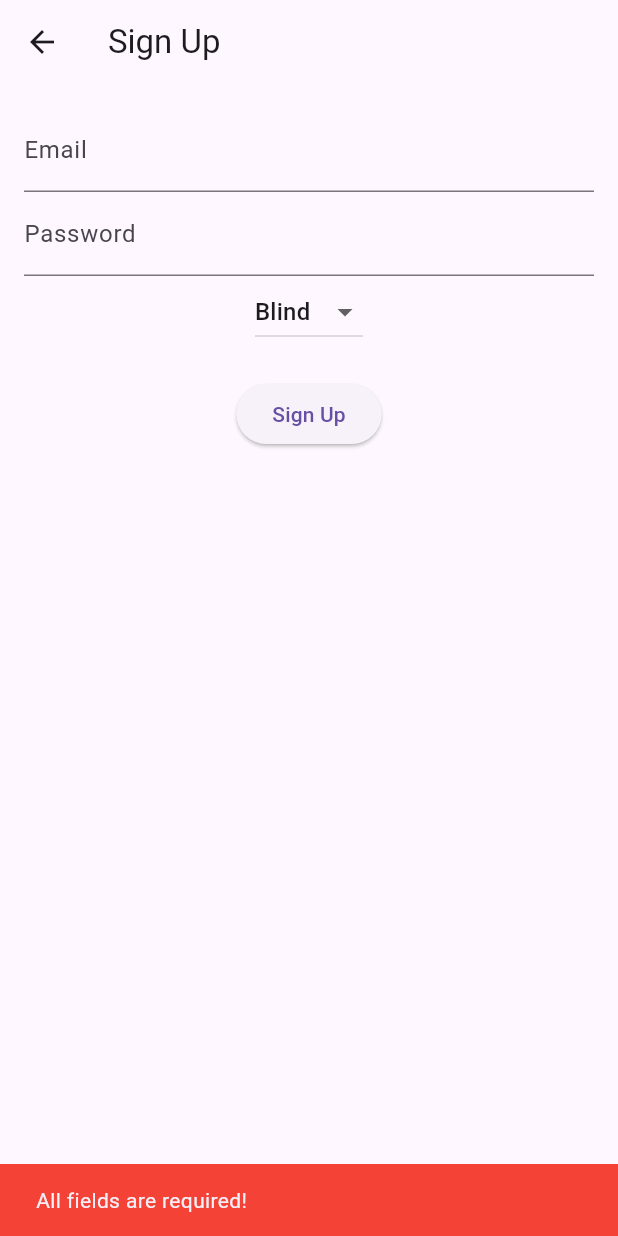
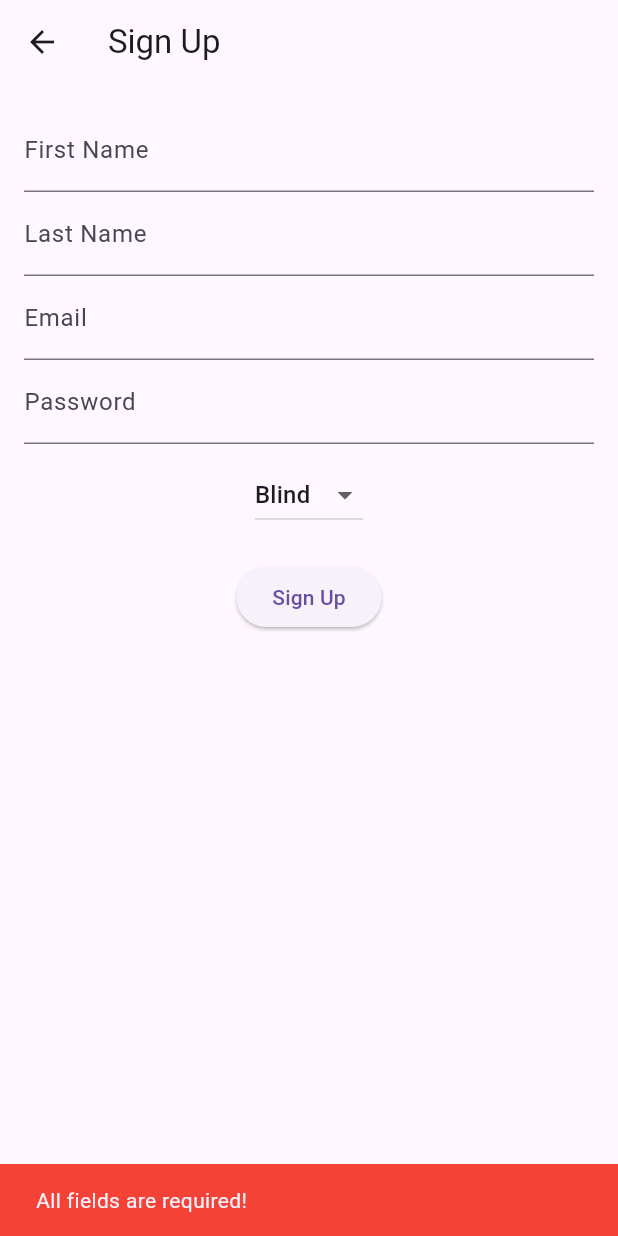
Before and after one commit to PatilAntariksh/Mind-For-The-Blind, a Flutter app: the SignUpPage screen opened by its route, after a tap on "Sign Up", on a phone screen of 412 x 824 dp. Run offline on Flutter 3.47's test engine with Material 3 defaults, Android fonts, the phone set to English and light mode, and no system bars; our stand-ins replace cloud_firestore, firebase_auth, firebase_core; accounts and stored records are empty.

Commit message:
updating signup page stable

```diff
--- a/lib/screens/signup_page.dart
+++ b/lib/screens/signup_page.dart
@@ -3,29 +3,31 @@ import 'package:firebase_auth/firebase_auth.dart';
 import 'package:cloud_firestore/cloud_firestore.dart';
 
 class SignUpPage extends StatefulWidget {
-  const SignUpPage({Key? key}) : super(key: key);
+  const SignUpPage({super.key});
 
   @override
   State<SignUpPage> createState() => _SignUpPageState();
 }
 
 class _SignUpPageState extends State<SignUpPage> {
-
   final FirebaseAuth _auth = FirebaseAuth.instance;
   final FirebaseFirestore _firestore = FirebaseFirestore.instance;
 
+  final TextEditingController firstNameController = TextEditingController();
+  final TextEditingController lastNameController = TextEditingController();
   final TextEditingController emailController = TextEditingController();
   final TextEditingController passwordController = TextEditingController();
+  String selectedUserType = "Blind"; // Default user type
 
-
-  String selectedUserType = "Blind";
   bool isLoading = false;
 
   Future<void> _registerUser() async {
+    String firstName = firstNameController.text.trim();
+    String lastName = lastNameController.text.trim();
     String email = emailController.text.trim();
     String password = passwordController.text.trim();
 
-    if (email.isEmpty || password.isEmpty) {
+    if (firstName.isEmpty || lastName.isEmpty || email.isEmpty || password.isEmpty) {
       _showMessage("All fields are required!", Colors.red);
       return;
     }
@@ -35,13 +37,14 @@ class _SignUpPageState extends State<SignUpPage> {
     });
 
     try {
-
       UserCredential userCredential = await _auth.createUserWithEmailAndPassword(
         email: email,
         password: password,
       );
 
       await _firestore.collection("users").doc(userCredential.user!.uid).set({
+        "firstName": firstName,
+        "lastName": lastName,
         "email": email,
         "password": password,
         "userType": selectedUserType,
@@ -49,9 +52,10 @@ class _SignUpPageState extends State<SignUpPage> {
       });
 
       if (!mounted) return;
+
       _showMessage("User Registered Successfully! Redirecting...", Colors.green);
+
       Navigator.pushReplacementNamed(context, '/login');
-
     } on FirebaseAuthException catch (e) {
       _showMessage("Error: ${e.message}", Colors.red);
     }
@@ -60,7 +64,6 @@ class _SignUpPageState extends State<SignUpPage> {
       isLoading = false;
     });
   }
-
 
   void _showMessage(String message, Color color) {
     ScaffoldMessenger.of(context).showSnackBar(
@@ -76,27 +79,17 @@ class _SignUpPageState extends State<SignUpPage> {
         padding: const EdgeInsets.all(16.0),
         child: Column(
           children: [
+            TextField(controller: firstNameController, decoration: const InputDecoration(labelText: "First Name")),
+            TextField(controller: lastNameController, decoration: const InputDecoration(labelText: "Last Name")),
+            TextField(controller: emailController, decoration: const InputDecoration(labelText: "Email")),
+            TextField(controller: passwordController, decoration: const InputDecoration(labelText: "Password"), obscureText: true),
 
-            TextField(
-              controller: emailController,
-              decoration: const InputDecoration(labelText: "Email"),
-            ),
-
-
-            TextField(
-              controller: passwordController,
-              decoration: const InputDecoration(labelText: "Password"),
-              obscureText: true,
-            ),
-
+            const SizedBox(height: 10),
 
             DropdownButton<String>(
               value: selectedUserType,
               items: ["Blind", "Helper"].map((String userType) {
-                return DropdownMenuItem(
-                  value: userType,
-                  child: Text(userType),
-                );
+                return DropdownMenuItem(value: userType, child: Text(userType));
               }).toList(),
               onChanged: (value) {
                 setState(() {
```
